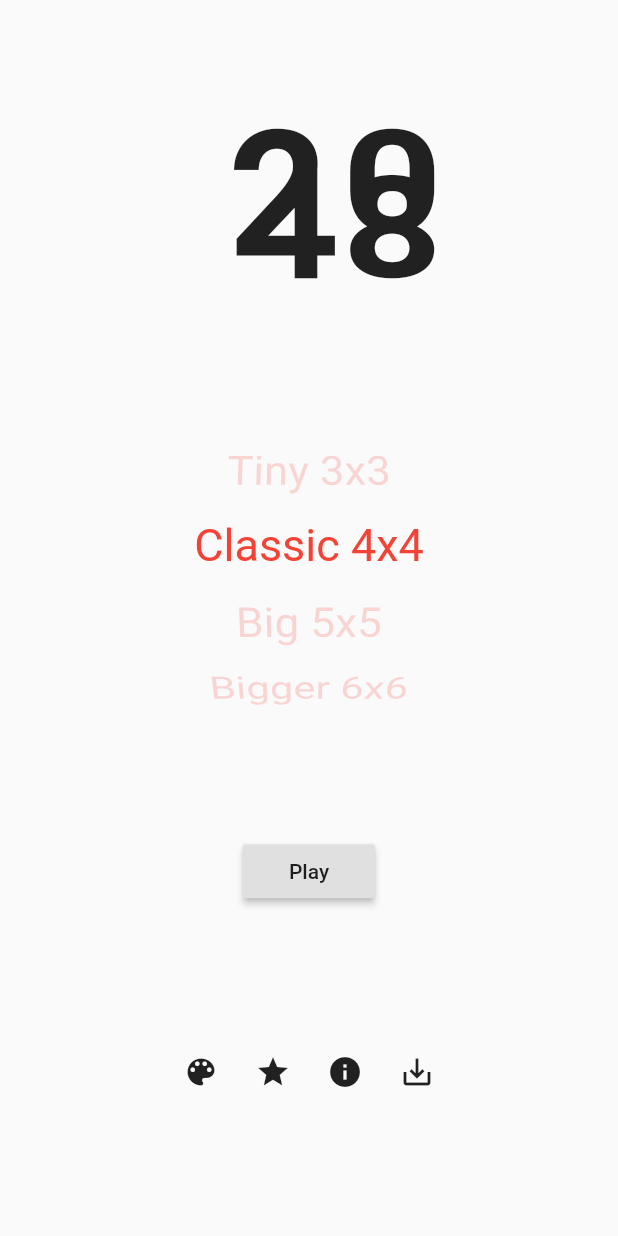
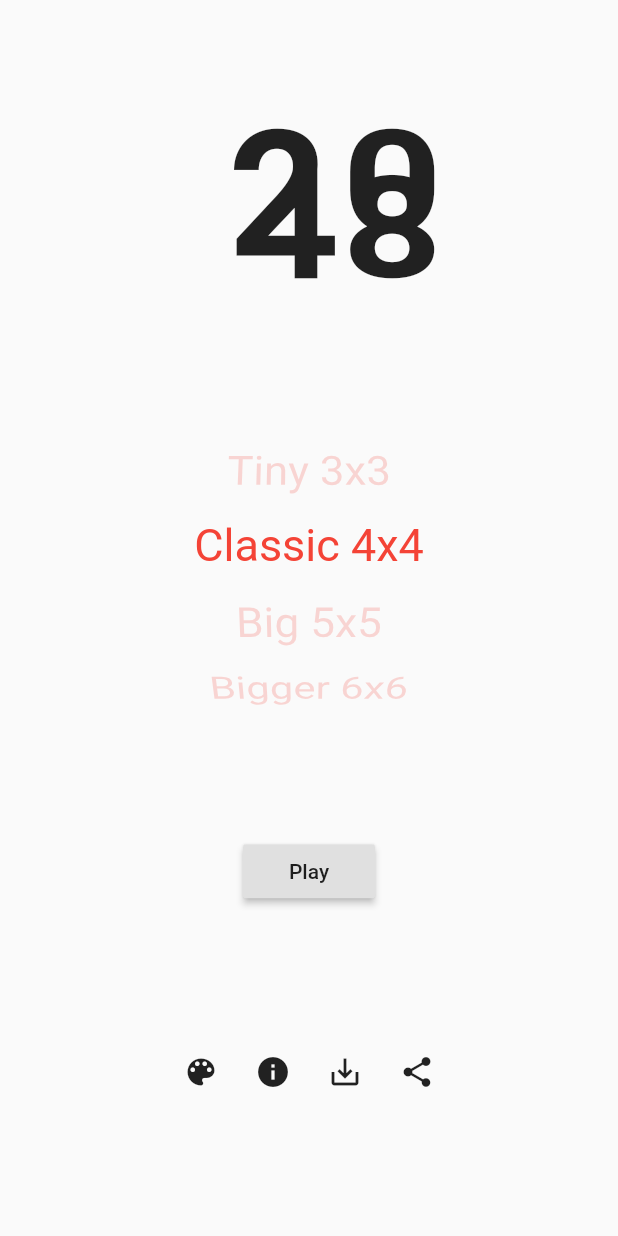
Before and after one commit to manickjamadar/2048, a Flutter app: the screen it shows after launch, on a phone screen of 412 x 824 dp. Run offline on Flutter 3.47's test engine with Material 2 defaults, Android fonts, the phone set to English and light mode, and no system bars; our stand-ins replace bloc, dartz, equatable, flutter_bloc, freezed_annotation; generated files the repository leaves out were written again.

Commit message:
share icon added in home screen

```diff
--- a/lib/presentation/core/my_icons.dart
+++ b/lib/presentation/core/my_icons.dart
@@ -19,4 +19,5 @@ class MyIcons {
   static const IconData musicOff = Icons.volume_off;
   static const IconData delete = Icons.delete_forever;
   static const IconData play = Icons.play_arrow;
+  static const IconData share = Icons.share;
 }
--- a/lib/presentation/screens/home/home_screen.dart
+++ b/lib/presentation/screens/home/home_screen.dart
@@ -51,10 +51,6 @@ class HomeScreen extends StatelessWidget {
                 onPressed: () {},
               ),
               IconButton(
-                icon: Icon(MyIcons.rating),
-                onPressed: () {},
-              ),
-              IconButton(
                 icon: Icon(MyIcons.about),
                 onPressed: () {
                   Navigator.push(
@@ -67,6 +63,10 @@ class HomeScreen extends StatelessWidget {
                 icon: Icon(MyIcons.save),
                 onPressed: () {},
               ),
+              IconButton(
+                icon: Icon(MyIcons.share),
+                onPressed: () {},
+              ),
             ],
           )
         ],
```
